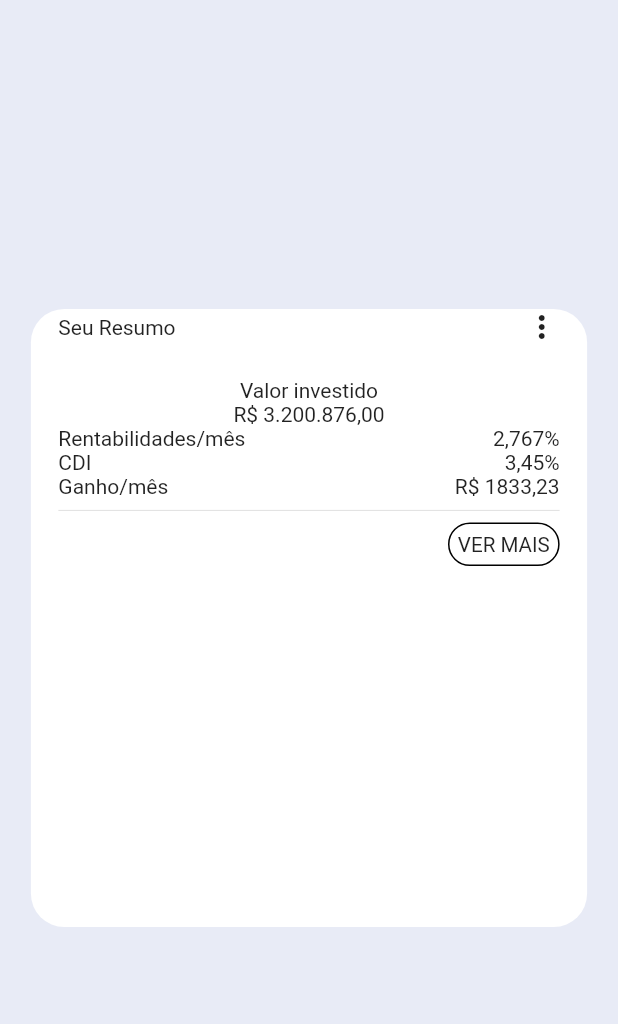
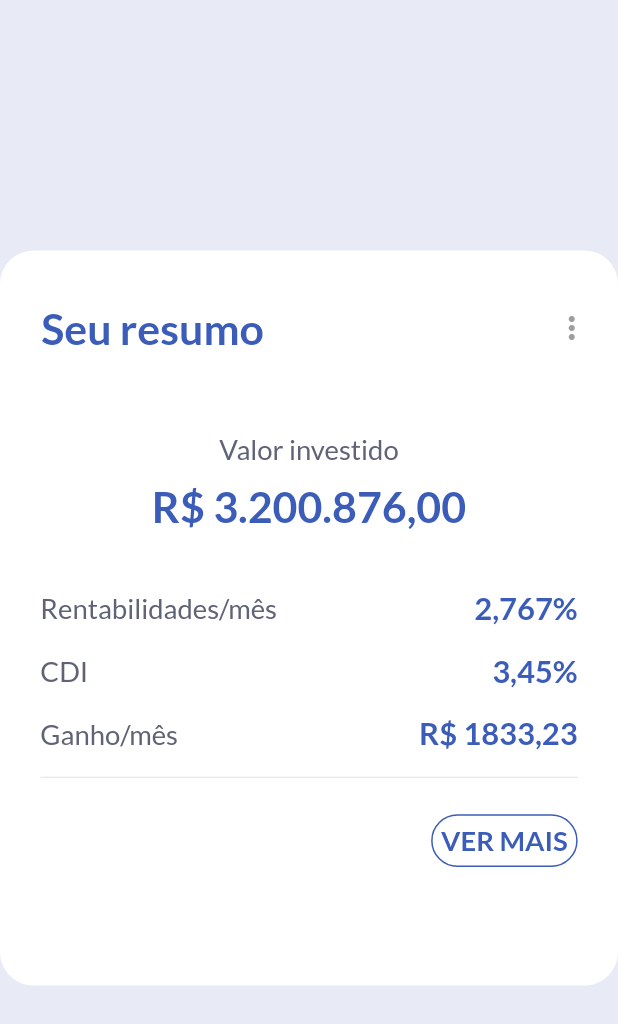
Before and after one commit to AndreDrummer/SummaryCard, a Flutter app: the screen it shows after launch, on a phone screen of 412 x 824 dp. Shown: the top 1024 px of the screen. Run offline on Flutter 3.47's test engine with Material 2 defaults, Android fonts, the phone set to English and light mode, and no system bars; drawn by our look-alikes of auto_size_text; our stand-ins replace connectivity_plus, dio, flutter_screenutil, get, google_fonts; network calls fail.

Commit message:
WIP(CardDesign): add XD desigm on the card

```diff
--- a/lib/core/constants/strings.dart
+++ b/lib/core/constants/strings.dart
@@ -6,3 +6,12 @@ class GeneralStrings {
 class ErrorsStrings {
   static const String anErrorOccurred = 'An error has occurred:';
 }
+
+class CardSummeryStrings {
+  static const String amountInvested = 'Valor investido';
+  static const String profitability = 'Rentabilidades/mês';
+  static const String yourResume = 'Seu resumo';
+  static const String seeMore = 'Ver mais';
+  static const String gain = 'Ganho/mês';
+  static const String cdi = 'CDI';
+}
--- a/lib/features/widgets/summary_card.dart
+++ b/lib/features/widgets/summary_card.dart
@@ -1,6 +1,7 @@
 import 'package:flutter_screenutil/flutter_screenutil.dart';
+import 'package:summary/core/constants/strings.dart';
+import 'package:auto_size_text/auto_size_text.dart';
 import 'package:flutter/material.dart';
-import 'package:get/get.dart';
 
 class SummaryCard extends StatelessWidget {
   const SummaryCard({Key? key}) : super(key: key);
@@ -8,48 +9,138 @@ class SummaryCard extends StatelessWidget {
   @override
   Widget build(BuildContext context) {
     return Container(
-      padding: EdgeInsets.symmetric(horizontal: 16.0.w),
-      height: Get.height / 2,
-      width: Get.width * 0.9,
+      height: 352.0.h,
+      width: 344.h.w,
       decoration: BoxDecoration(
         color: Colors.white,
         borderRadius: BorderRadius.circular(16.0.h),
       ),
       child: Column(
         children: [
-          Row(
+          _cardHeader(context),
+          _amountInvested(context),
+          _totalValue(context),
+          SizedBox(height: 22.0.h),
+          _optionsList(
+            context,
+            key: CardSummeryStrings.profitability,
+            value: '2,767%',
+          ),
+          _optionsList(
+            context,
+            key: CardSummeryStrings.cdi,
+            value: '3,45%',
+          ),
+          _optionsList(
+            context,
+            key: CardSummeryStrings.gain,
+            value: 'R\$ 1833,23',
+          ),
+          Padding(
+            padding: EdgeInsets.symmetric(horizontal: 23.5.w),
+            child: Divider(),
+          ),
+          _seeMoreButton(context),
+        ],
+      ),
+    );
+  }
+
+  Widget _cardHeader(BuildContext context) {
+    return Container(
+      margin: EdgeInsets.only(
+        bottom: 3.0.h,
+        right: 16.5.w,
+        left: 24.0.w,
+        top: 25.0.h,
+      ),
+      child: Row(
         mainAxisAlignment: MainAxisAlignment.spaceBetween,
         children: [
-              Text('Seu Resumo'),
-              Icon(Icons.more_vert),
+          AutoSizeText(
+            CardSummeryStrings.yourResume,
+            textAlign: TextAlign.left,
+            style: Theme.of(context).textTheme.headline3!.copyWith(
+                  color: Theme.of(context).primaryColor,
+                ),
+          ),
+          Icon(
+            Icons.more_vert,
+            color: Colors.grey,
+          ),
         ],
       ),
-          SizedBox(height: 16.0.h),
-          Text('Valor investido'),
-          Text('R\$ 3.200.876,00'),
-          Row(
+    );
+  }
+
+  Widget _amountInvested(BuildContext context) {
+    return Container(
+      margin: EdgeInsets.only(
+        top: 35.0.h,
+      ),
+      alignment: Alignment.center,
+      child: AutoSizeText(
+        CardSummeryStrings.amountInvested,
+        textAlign: TextAlign.center,
+        style: Theme.of(context).textTheme.bodyText1!.copyWith(
+              color: Color(0XFF606377),
+            ),
+      ),
+    );
+  }
+
+  Widget _totalValue(BuildContext context) {
+    return Container(
+      margin: EdgeInsets.only(
+        top: 7.0.h,
+      ),
+      alignment: Alignment.center,
+      child: AutoSizeText(
+        'R\$ 3.200.876,00',
+        textAlign: TextAlign.center,
+        style: Theme.of(context).textTheme.headline3!.copyWith(
+              color: Theme.of(context).primaryColor,
+            ),
+      ),
+    );
+  }
+
+  Widget _optionsList(
+    BuildContext context, {
+    required String key,
+    required String value,
+  }) {
+    return Container(
+      margin: EdgeInsets.symmetric(
+        horizontal: 23.5.w,
+        vertical: 6.0.h,
+      ),
+      alignment: Alignment.center,
+      child: Row(
         mainAxisAlignment: MainAxisAlignment.spaceBetween,
         children: [
-              Text('Rentabilidades/mês'),
-              Text('2,767%'),
+          AutoSizeText(
+            key,
+            style: Theme.of(context).textTheme.bodyText1!.copyWith(
+                  color: Color(0XFF606377),
+                  fontSize: 16.sp,
+                ),
+          ),
+          AutoSizeText(
+            value,
+            style: Theme.of(context).textTheme.headline3!.copyWith(
+                  color: Theme.of(context).primaryColor,
+                  fontSize: 18.sp,
+                ),
+          ),
         ],
       ),
-          Row(
-            mainAxisAlignment: MainAxisAlignment.spaceBetween,
-            children: [
-              Text('CDI'),
-              Text('3,45%'),
-            ],
-          ),
-          Row(
-            mainAxisAlignment: MainAxisAlignment.spaceBetween,
-            children: [
-              Text('Ganho/mês'),
-              Text('R\$ 1833,23'),
-            ],
-          ),
-          Divider(),
-          Align(
+    );
+  }
+
+  Widget _seeMoreButton(context) {
+    return Container(
+      margin: EdgeInsets.symmetric(vertical: 12.0.h, horizontal: 23.5.w),
       alignment: Alignment.centerRight,
       child: GestureDetector(
         onTap: () {},
@@ -59,17 +150,19 @@ class SummaryCard extends StatelessWidget {
             color: Colors.white,
             border: Border.all(
               style: BorderStyle.solid,
+              color: Theme.of(context).primaryColor,
             ),
             borderRadius: BorderRadius.circular(16.0.h),
           ),
-                child: Text(
-                  'VER MAIS',
-                  style: TextStyle(fontSize: 12.sp),
+          child: AutoSizeText(
+            CardSummeryStrings.seeMore.toUpperCase(),
+            textAlign: TextAlign.left,
+            style: Theme.of(context).textTheme.headline3!.copyWith(
+                  color: Theme.of(context).primaryColor,
+                  fontSize: 16.sp,
                 ),
           ),
         ),
-          )
-        ],
       ),
     );
   }
--- a/lib/main.dart
+++ b/lib/main.dart
@@ -1,6 +1,7 @@
-import 'package:flutter/material.dart';
 import 'package:summary/features/views/sumary_card_screen.dart';
 import 'package:flutter_screenutil/flutter_screenutil.dart';
+import 'package:google_fonts/google_fonts.dart';
+import 'package:flutter/material.dart';
 import 'bidings.dart';
 
 Future<void> main() async {
@@ -16,6 +17,25 @@ class SummaryApp extends StatelessWidget {
     return ScreenUtilInit(
       designSize: Size(360, 592),
       builder: () => MaterialApp(
+        theme: ThemeData(
+          primaryColor: Color(
+            0XFF3B5CB8,
+          ),
+          textTheme: TextTheme(
+            headline3: GoogleFonts.lato(
+              textStyle: TextStyle(
+                fontWeight: FontWeight.bold,
+                fontSize: 25.0.sp,
+              ),
+            ),
+            bodyText1: GoogleFonts.lato(
+              textStyle: TextStyle(
+                fontWeight: FontWeight.w400,
+                fontSize: 16.0.sp,
+              ),
+            ),
+          ),
+        ),
         debugShowCheckedModeBanner: false,
         home: SummaryCardScreen(),
       ),
--- a/pubspec.yaml
+++ b/pubspec.yaml
@@ -23,9 +23,11 @@ environment:
 dependencies:
   flutter:
     sdk: flutter
+  auto_size_text: ^3.0.0-nullsafety.0
+  flutter_screenutil: ^5.0.0+2
   connectivity_plus: ^1.0.6
-  flutter_screenutil: ^5.0.0+2
   path_provider: ^2.0.2
+  google_fonts: ^2.1.0
   dio: ^4.0.0
   get: ^4.2.4
 
```
Also changed, not shown: lib/features/views/sumary_card_screen.dart (+5 -5 lines), pubspec.lock. Lines whose indentation alone changed are shown as unchanged.
